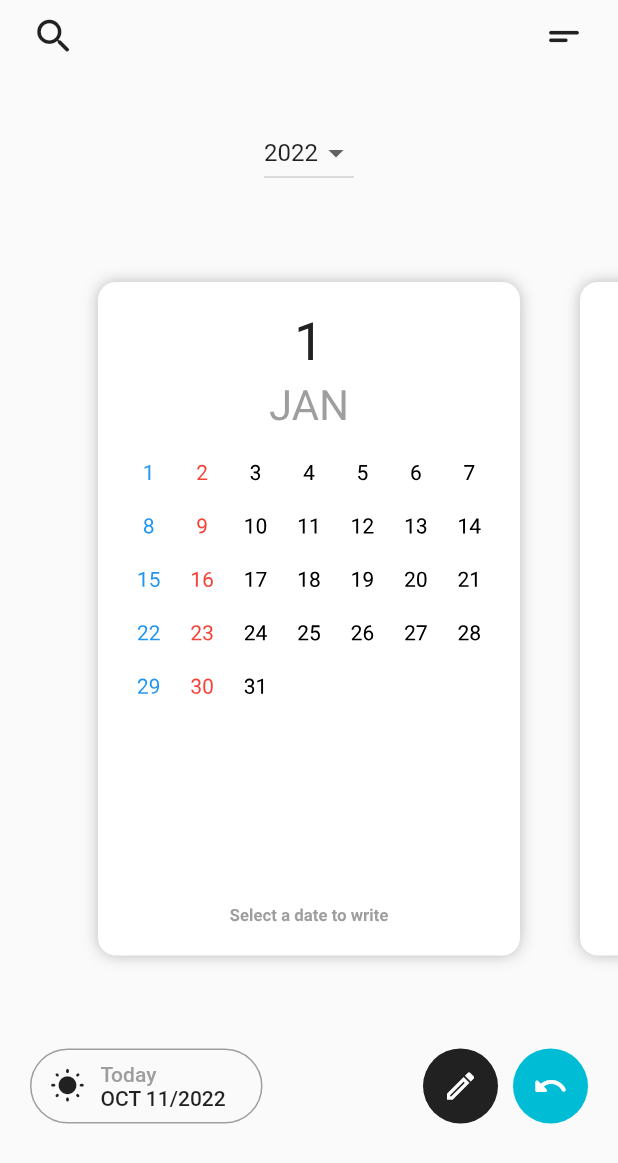
After one commit to GroupHWS/welive_chat_app, a Flutter app: the JournalView screen opened directly, after a tap on the "calendar month" icon, on a phone screen of 412 x 824 dp. The commit adds this screen. Shown: the top 1163 px of the screen. Run offline on Flutter 3.47's test engine with Material 2 defaults, Android fonts, the phone set to English and light mode, and no system bars; our stand-ins replace cloud_firestore, firebase_auth, firebase_core, firebase_storage, google_fonts, image_picker and 2 more; accounts and stored records are empty; network calls fail.

Commit message:
added screens, work to be completed today

```diff
--- a/lib/common/constant.dart
+++ b/lib/common/constant.dart
@@ -103,3 +103,19 @@ class SizedBoxH30 extends StatelessWidget {
     );
   }
 }
+
+// month consts
+const months = {
+  1: {'JAN': 31}, // month No : {month:days in month}
+  2: {'FEB': 28},
+  3: {'MAR': 31},
+  4: {'APR': 30},
+  5: {'MAY': 31},
+  6: {'JUN': 30},
+  7: {'JUL': 31},
+  8: {'AUG': 31},
+  9: {'SEP': 30},
+  10: {'OCT': 31},
+  11: {'NOV': 30},
+  12: {'DEC': 31}
+};
--- /dev/null
+++ b/lib/views/journal_screen.dart
@@ -0,0 +1,105 @@
+import 'dart:math';
+
+import 'package:flutter/material.dart';
+import 'package:we_live_chat_app/widgets/back_view.dart';
+import 'package:we_live_chat_app/widgets/buttons.dart';
+import 'package:we_live_chat_app/widgets/menu_search.dart';
+import 'package:we_live_chat_app/widgets/per_view.dart';
+
+class JournalView extends StatefulWidget {
+  @override
+  State<JournalView> createState() => _JournalViewState();
+}
+
+class _JournalViewState extends State<JournalView>
+    with TickerProviderStateMixin {
+  bool isFrontView = true;
+
+  late AnimationController controller;
+
+  switchView() {
+    setState(() {
+      if (isFrontView) {
+        controller.forward();
+      } else {
+        controller.reverse();
+      }
+    });
+  }
+
+  @override
+  void initState() {
+    super.initState();
+    controller = AnimationController(
+        vsync: this, duration: const Duration(milliseconds: 300));
+  }
+
+  @override
+  Widget build(BuildContext context) {
+    return Scaffold(
+      body: SafeArea(
+        child: Column(
+          children: [
+            // search and menu
+            const SearchAndMenu(),
+            const SizedBox(height: 30.0),
+
+            // year selector
+            DropdownButton(
+              value: '2022',
+              items: const [
+                DropdownMenuItem(value: '2022', child: Text('2022'))
+              ],
+              onChanged: (value) {},
+            ),
+            const SizedBox(height: 30.0),
+
+            // month cards
+            Expanded(
+              child: Container(
+                padding: const EdgeInsets.symmetric(vertical: 22.0),
+                child: PageView.builder(
+                  controller: PageController(
+                    initialPage: 0,
+                    viewportFraction: 0.78,
+                  ),
+                  scrollDirection: Axis.horizontal,
+                  itemCount: 12, // for 12 months
+                  itemBuilder: (_, i) => AnimatedBuilder(
+                      animation: controller,
+                      builder: (_, child) {
+                        if (controller.value >= 0.5) {
+                          isFrontView = false;
+                        } else {
+                          isFrontView = true;
+                        }
+
+                        return Transform(
+                          transform: Matrix4.identity()
+                            ..setEntry(3, 2, 0.001)
+                            ..rotateY(controller.value * pi),
+                          alignment: Alignment.center,
+                          child: isFrontView
+                              ? FrontView(monthIndex: i + 1)
+                              : Transform(
+                                  transform: Matrix4.rotationY(pi),
+                                  alignment: Alignment.center,
+                                  child: BackView(
+                                    monthIndex: i + 1,
+                                  ),
+                                ),
+                        );
+                      }),
+                ),
+              ),
+            ),
+            const SizedBox(height: 30.0),
+            // action buttons
+            ActionButtons(change: switchView),
+            const SizedBox(height: 75.0),
+          ],
+        ),
+      ),
+    );
+  }
+}
--- /dev/null
+++ b/lib/widgets/back_view.dart
@@ -0,0 +1,84 @@
+import 'package:flutter/material.dart';
+import 'package:flutter/widgets.dart';
+import 'package:we_live_chat_app/common/constant.dart';
+
+class BackView extends StatelessWidget {
+  final int monthIndex;
+  const BackView({
+    Key? key,
+    required this.monthIndex,
+  }) : super(key: key);
+
+  @override
+  Widget build(BuildContext context) {
+    return Padding(
+      padding: const EdgeInsets.symmetric(horizontal: 20.0, vertical: 10.0),
+      child: Container(
+        padding: const EdgeInsets.all(20.0),
+        decoration: BoxDecoration(
+          color: Colors.white,
+          borderRadius: BorderRadius.circular(12.0),
+          boxShadow: const [
+            BoxShadow(color: Colors.black26, blurRadius: 8.0),
+          ],
+        ),
+        child: Column(
+          children: [
+            Text(
+              '$monthIndex',
+              textScaleFactor: 2.5,
+            ),
+            const SizedBox(height: 5.0),
+            Text(
+              months[monthIndex]!.keys.toList()[0],
+              textScaleFactor: 2.0,
+              style: const TextStyle(
+                color: Colors.grey,
+              ),
+            ),
+            const SizedBox(height: 20.0),
+            // dates
+            Expanded(
+              child: GridView.builder(
+                itemCount: months[monthIndex]!.values.toList()[0],
+                gridDelegate: const SliverGridDelegateWithFixedCrossAxisCount(
+                  crossAxisCount: 7,
+                  childAspectRatio: 1 / 1,
+                  crossAxisSpacing: 8.0,
+                  mainAxisSpacing: 8.0,
+                ),
+                itemBuilder: (_, i) {
+                  int day = i + 1;
+                  String cDay = day < 10 ? '0$day' : '$day';
+                  String cMonth =
+                      monthIndex < 10 ? '0$monthIndex' : '$monthIndex';
+                  DateTime date = DateTime.parse('2022-$cMonth-$cDay');
+
+                  return Text(
+                    '$day',
+                    textAlign: TextAlign.center,
+                    style: TextStyle(
+                      color: date.weekday == DateTime.sunday
+                          ? Colors.red
+                          : date.weekday == DateTime.saturday
+                              ? Colors.blue
+                              : Colors.black,
+                    ),
+                  );
+                },
+              ),
+            ),
+            const Text(
+              'Select a date to write',
+              textScaleFactor: 0.8,
+              style: TextStyle(
+                color: Colors.grey,
+                fontWeight: FontWeight.w600,
+              ),
+            ),
+          ],
+        ),
+      ),
+    );
+  }
+}
--- /dev/null
+++ b/lib/widgets/buttons.dart
@@ -0,0 +1,101 @@
+import 'package:flutter/material.dart';
+
+class ActionButtons extends StatefulWidget {
+  final Function change;
+  const ActionButtons({key, required this.change});
+
+  @override
+  State<ActionButtons> createState() => _ActionButtonsState();
+}
+
+class _ActionButtonsState extends State<ActionButtons> {
+  bool isFront = true;
+
+  @override
+  Widget build(BuildContext context) {
+    return Padding(
+      padding: const EdgeInsets.symmetric(horizontal: 20.0),
+      child: Row(
+        children: [
+          // today chip
+          Container(
+            width: 155.0,
+            height: 50.0,
+            padding: const EdgeInsets.symmetric(horizontal: 12.0),
+            decoration: BoxDecoration(
+              border: Border.all(color: Colors.grey),
+              borderRadius: BorderRadius.circular(25.0),
+            ),
+            child: Row(
+              mainAxisAlignment: MainAxisAlignment.center,
+              children: [
+                // sun icon
+                const Icon(Icons.wb_sunny_rounded),
+                const SizedBox(width: 10.0),
+
+                // today details (date, month)
+                Expanded(
+                  child: Column(
+                    crossAxisAlignment: CrossAxisAlignment.start,
+                    mainAxisAlignment: MainAxisAlignment.center,
+                    children: const [
+                      Text(
+                        'Today',
+                        style: TextStyle(
+                          color: Colors.grey,
+                          fontWeight: FontWeight.w500,
+                        ),
+                      ),
+                      Text(
+                        'OCT 11/2022',
+                        style: TextStyle(
+                          fontWeight: FontWeight.w500,
+                        ),
+                      ),
+                    ],
+                  ),
+                ),
+              ],
+            ),
+          ),
+          const Spacer(),
+          // edit button
+          Container(
+            width: 50.0,
+            height: 50.0,
+            decoration: const BoxDecoration(
+              color: Colors.black87,
+              shape: BoxShape.circle,
+            ),
+            child: const Icon(
+              Icons.mode_edit_outlined,
+              color: Colors.white,
+            ),
+          ),
+          const SizedBox(width: 10.0),
+          // calender switch button
+          GestureDetector(
+            onTap: () {
+              widget.change();
+              setState(() {
+                isFront = !isFront;
+              });
+            },
+            child: Container(
+              width: 50.0,
+              height: 50.0,
+              decoration: BoxDecoration(
+                color: isFront ? Colors.black87 : Colors.cyan,
+                shape: BoxShape.circle,
+              ),
+              child: Icon(
+                isFront ? Icons.calendar_month_rounded : Icons.undo_rounded,
+                color: Colors.white,
+              ),
+            ),
+          ),
+        ],
+      ),
+    );
+  }
+}
--- /dev/null
+++ b/lib/widgets/menu_search.dart
@@ -0,0 +1,29 @@
+import 'package:flutter/material.dart';
+
+class SearchAndMenu extends StatelessWidget {
+  const SearchAndMenu({
+    Key? key,
+  }) : super(key: key);
+
+  @override
+  Widget build(BuildContext context) {
+    return Padding(
+      padding: const EdgeInsets.symmetric(horizontal: 12.0),
+      child: Row(
+        mainAxisAlignment: MainAxisAlignment.spaceBetween,
+        children: [
+          IconButton(
+            onPressed: () {},
+            icon: const Icon(Icons.search_rounded),
+            iconSize: 30.0,
+          ),
+          IconButton(
+            onPressed: () {},
+            icon: const Icon(Icons.short_text_rounded),
+            iconSize: 30.0,
+          ),
+        ],
+      ),
+    );
+  }
+}
--- /dev/null
+++ b/lib/widgets/per_view.dart
@@ -0,0 +1,85 @@
+import 'package:flutter/material.dart';
+import 'package:we_live_chat_app/common/constant.dart';
+
+class FrontView extends StatelessWidget {
+  final int monthIndex;
+  const FrontView({
+    Key? key,
+    required this.monthIndex,
+  }) : super(key: key);
+
+  @override
+  Widget build(BuildContext context) {
+    return Padding(
+      padding: const EdgeInsets.symmetric(horizontal: 20.0, vertical: 10.0),
+      child: Container(
+        padding: const EdgeInsets.all(20.0),
+        decoration: BoxDecoration(
+          color: Colors.cyan,
+          borderRadius: BorderRadius.circular(12.0),
+          boxShadow: const [
+            BoxShadow(color: Colors.black26, blurRadius: 8.0),
+          ],
+        ),
+        child: Column(
+          crossAxisAlignment: CrossAxisAlignment.start,
+          children: [
+            // month number
+            Text(
+              '$monthIndex',
+              textScaleFactor: 3.5,
+              style: const TextStyle(
+                color: Colors.white,
+              ),
+            ),
+            Text(
+              months[monthIndex]!.keys.toList()[0],
+              textScaleFactor: 2.5,
+              style: const TextStyle(
+                color: Colors.white,
+              ),
+            ),
+            const Spacer(),
+            Row(
+              children: [
+                // progress bar
+                Expanded(
+                  child: Column(
+                    crossAxisAlignment: CrossAxisAlignment.start,
+                    children: [
+                      Text(
+                        '5/${months[monthIndex]!.values.toList()[0]}',
+                        style: const TextStyle(
+                          color: Colors.white,
+                        ),
+                      ),
+                      const SizedBox(height: 3.0),
+                      Container(
+                        width: double.infinity,
+                        height: 3.0,
+                        color: Colors.white30,
+                        child: FractionallySizedBox(
+                          alignment: Alignment.centerLeft,
+                          widthFactor: 5 / 31,
+                          child: Container(
+                            color: Colors.white,
+                          ),
+                        ),
+                      ),
+                    ],
+                  ),
+                ),
+                // option button
+                const Icon(
+                  Icons.more_vert_rounded,
+                  color: Colors.white,
+                  size: 30.0,
+                )
+              ],
+            ),
+          ],
+        ),
+      ),
+    );
+  }
+}
```
